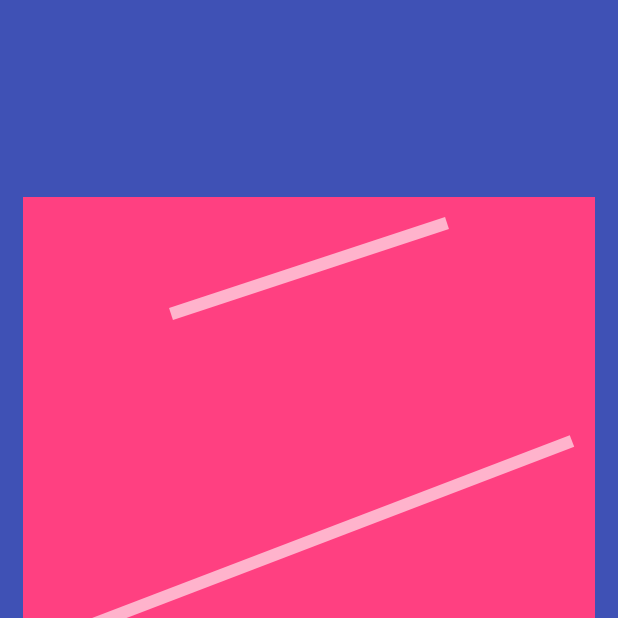
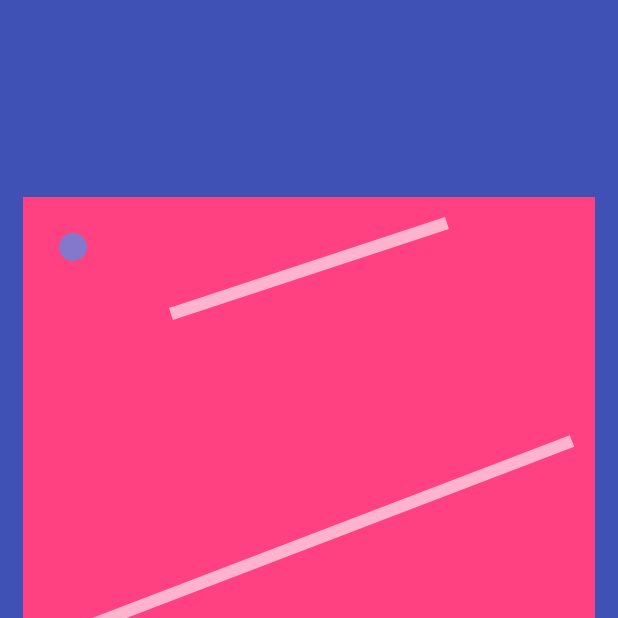
Before and after one commit to roitt/shapes, an Android app: the screen it shows after launch (QAActivity), on a phone screen of 412 x 824 dp, the top half of it. Run offline under Robolectric (Android 15) with nearby library versions, the phone set to English and light mode, and no system bars.

Commit message:
Able to draw circles

```diff
--- a/app/src/main/java/com/rohitbhoompally/shapes/algorithmics/QAGenerator.java
+++ b/app/src/main/java/com/rohitbhoompally/shapes/algorithmics/QAGenerator.java
@@ -36,7 +36,7 @@ public class QAGenerator {
     }
 
     /**
-     * Let us follow a factory pattern, as we would always need an instance of this class
+     * Let us follow a singleton pattern, as we would always need only one instance of this class
      * to serve up shape maps
      * @return
      */
--- a/app/src/main/java/com/rohitbhoompally/shapes/views/DrawingView.java
+++ b/app/src/main/java/com/rohitbhoompally/shapes/views/DrawingView.java
@@ -3,7 +3,6 @@ package com.rohitbhoompally.shapes.views;
 import android.content.Context;
 import android.graphics.Canvas;
 import android.graphics.Paint;
-import android.graphics.PointF;
 import android.support.v4.content.ContextCompat;
 import android.util.AttributeSet;
 
@@ -18,9 +17,13 @@ import java.util.ArrayList;
  */
 public class DrawingView extends SquareView {
     private static final int DEFAULT_COLOR_RES = R.color.white_60;
+    private static final int DEFAULT_CIRCLE_RES = R.color.blue_60;
+
     private static final float DEFAULT_STROKE_WIDTH = 12.5f;
+    private static final float DEFAULT_CIRCLE_RADIUS = 14f;
 
     private Paint paint;
+    private Paint circlePaint;
 
     private ArrayList<Shape> shapes;
 
@@ -45,6 +48,11 @@ public class DrawingView extends SquareView {
         paint.setStyle(Paint.Style.STROKE);
         paint.setStrokeWidth(DEFAULT_STROKE_WIDTH);
         paint.setAntiAlias(true);
+
+        circlePaint = new Paint();
+        circlePaint.setColor(ContextCompat.getColor(getContext(), DEFAULT_CIRCLE_RES));
+        circlePaint.setStyle(Paint.Style.FILL_AND_STROKE);
+        circlePaint.setAntiAlias(true);
     }
 
     public void drawShapesOnCanvas(ArrayList<Shape> shapes) {
@@ -63,6 +71,8 @@ public class DrawingView extends SquareView {
             }
         }
 
+        // Draw intersection points
+        canvas.drawCircle(50f, 50f, DEFAULT_CIRCLE_RADIUS, circlePaint);
     }
 
     private void drawLineSegment(Canvas canvas, LineSegment lineSegment) {
--- a/app/src/main/res/values/colors.xml
+++ b/app/src/main/res/values/colors.xml
@@ -6,4 +6,5 @@
 
     <color name="black_overlay">#66000000</color>
     <color name="white_60">#99FFFFFF</color>
+    <color name="blue_60">#99329EFF</color>
 </resources>
```
